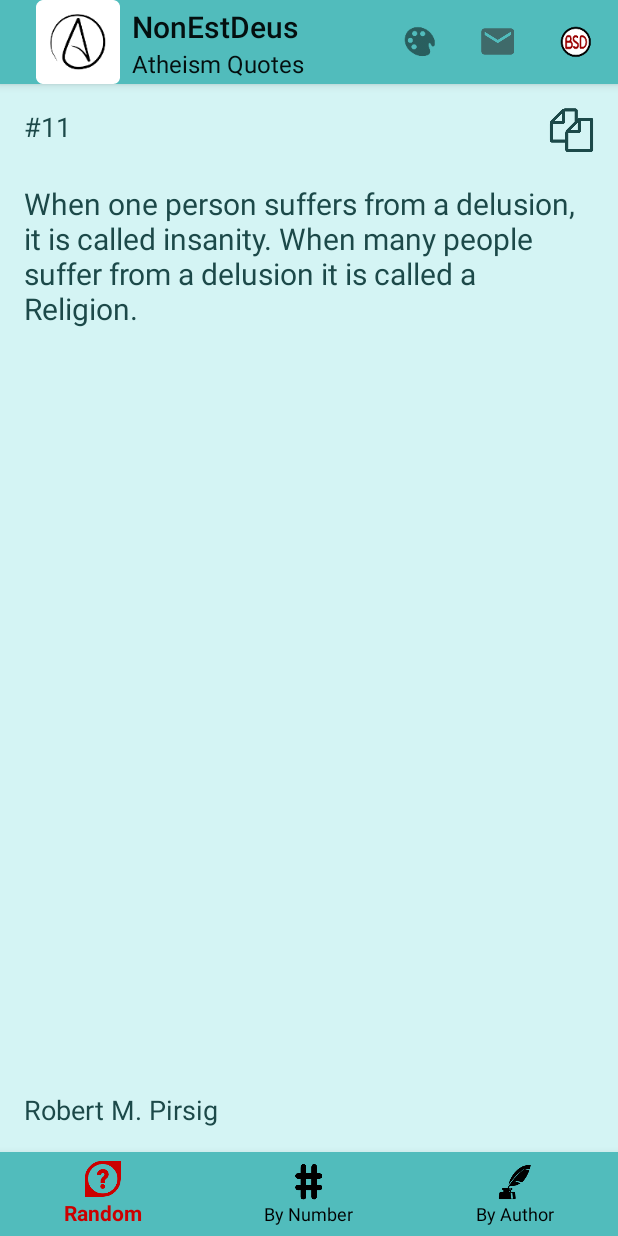
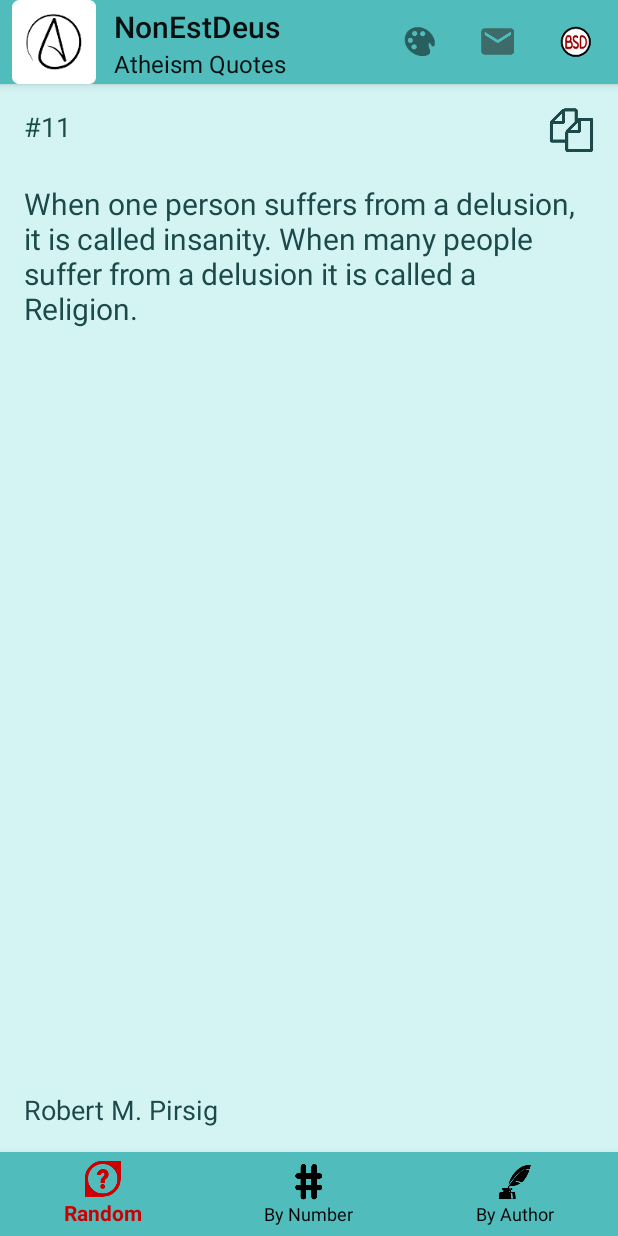
Before and after one commit to PatrickLeonard/NonEstDeus, an Android app: the screen it shows after launch (MainActivity), on a phone screen of 412 x 824 dp. Run offline under Robolectric (Android 15) with nearby library versions, the phone set to English and light mode, and no system bars.

Commit message:
Adjusted the start margin of the toolbar icon, remove excess words from menu actions
This should adjust the results on some devices to show the entire app title

```diff
--- a/app/src/main/res/layout-v21/activity_main.xml
+++ b/app/src/main/res/layout-v21/activity_main.xml
@@ -15,6 +15,8 @@
         android:elevation="4dp"
         android:theme="@style/ThemeOverlay.AppCompat.ActionBar"
         app:popupTheme="@style/ThemeOverlay.AppCompat.Light"
+        app:contentInsetStart="0dp"
+        android:fitsSystemWindows="true"
         android:background="@android:color/white" />
 
     <android.support.design.widget.BottomNavigationView
--- a/app/src/main/res/layout/activity_main.xml
+++ b/app/src/main/res/layout/activity_main.xml
@@ -14,6 +14,8 @@
         app:logo="@mipmap/ic_launcher"
         android:theme="@style/ThemeOverlay.AppCompat.ActionBar"
         app:popupTheme="@style/ThemeOverlay.AppCompat.Light"
+        app:contentInsetStart="0dp"
+        android:fitsSystemWindows="true"
         android:background="@android:color/white" />
 
     <android.support.design.widget.BottomNavigationView
--- a/app/src/main/res/values/strings.xml
+++ b/app/src/main/res/values/strings.xml
@@ -1,10 +1,11 @@
 <resources>
+    <!--Application used strings -->
     <string name="app_name">NonEstDeus</string>
     <string name="title_random">Random</string>
     <string name="title_by_number">By Number</string>
     <string name="title_by_author">By Author</string>
     <string name="title_license">License</string>
-    <string name="title_send_feedback">Send Feedback</string>
+    <string name="title_send_feedback"> Feedback</string>
     <string name="quoteNum">000</string>
     <string name="quoteText">This is some test quote text so that something displays on the screen.</string>
     <string name="authorText">Me myself and I</string>
@@ -13,6 +14,12 @@
     <string name="opening_toast_text">Welcome to Non est deus Atheist Quotes App!</string>
     <string name="clip_description_label">Non est deus quote</string>
     <string name="clipboard_copy_toast">Copied to Clipboard</string>
+    <string name="error_occurred">Some error occurred. Please try again.</string>
+    <string name="license">NonEstDeus App. Ver. %s \n\nCopyright © 2018, Patrick Leonard\n\nThis software is provided \'as is\' and without any express or implied warranties, including, but no limited to, the implied warranties of merchantability and fitness for a particular purpose are disclaimed.\n\nNonEstDeus is an open source project. The source code for NonEstDeus can be found, with license, on Github:\nhttps://github.com/PatrickLeonard/NonEstDeus</string>
+    <string name="actionbar_subtitle">Atheism Quotes</string>
+    <string name="change_color_palette">Colors</string>
+
+    <!--Quotes and Authors -->
     <string name="dawkins_quote_1">We are all atheists about most of the gods that humanity has ever believed in. Some of us just go one god further.</string>
     <string name="dawkins_author">Richard Dawkins</string>
     <string name="douglas_adams_author">Douglas Adams</string>
@@ -187,10 +194,6 @@
     <string name="hepburn_quote_1">I am an atheist and that\'s it. I believe there\'s nothing we can know except that we should be kind to each other and do what we can for other people.</string>
     <string name="wozniak_author">Steve Wozniak</string>
     <string name="wozniak_quote_1">I am also atheist or agnostic (I don\'t even know the difference). I\'ve never been to church and prefer to think for myself.</string>
-    <string name="error_occurred">Some error occurred. Please try again.</string>
-    <string name="license">NonEstDeus App. Ver. %s \n\nCopyright © 2018, Patrick Leonard\n\nThis software is provided \'as is\' and without any express or implied warranties, including, but no limited to, the implied warranties of merchantability and fitness for a particular purpose are disclaimed.\n\nNonEstDeus is an open source project. The source code for NonEstDeus can be found, with license, on Github:\nhttps://github.com/PatrickLeonard/NonEstDeus</string>
-    <string name="actionbar_subtitle">Atheism Quotes</string>
-    <string name="change_color_palette">Change colors</string>
 
     <string-array name="red_fuzz_smoke_storm">
         <!--Title Text Color-->
--- a/app/src/main/res/values/styles.xml
+++ b/app/src/main/res/values/styles.xml
@@ -7,4 +7,5 @@
         <item name="colorPrimaryDark">@color/colorPrimaryDark</item>
         <item name="colorAccent">@color/colorAccent</item>
     </style>
+
 </resources>
```
